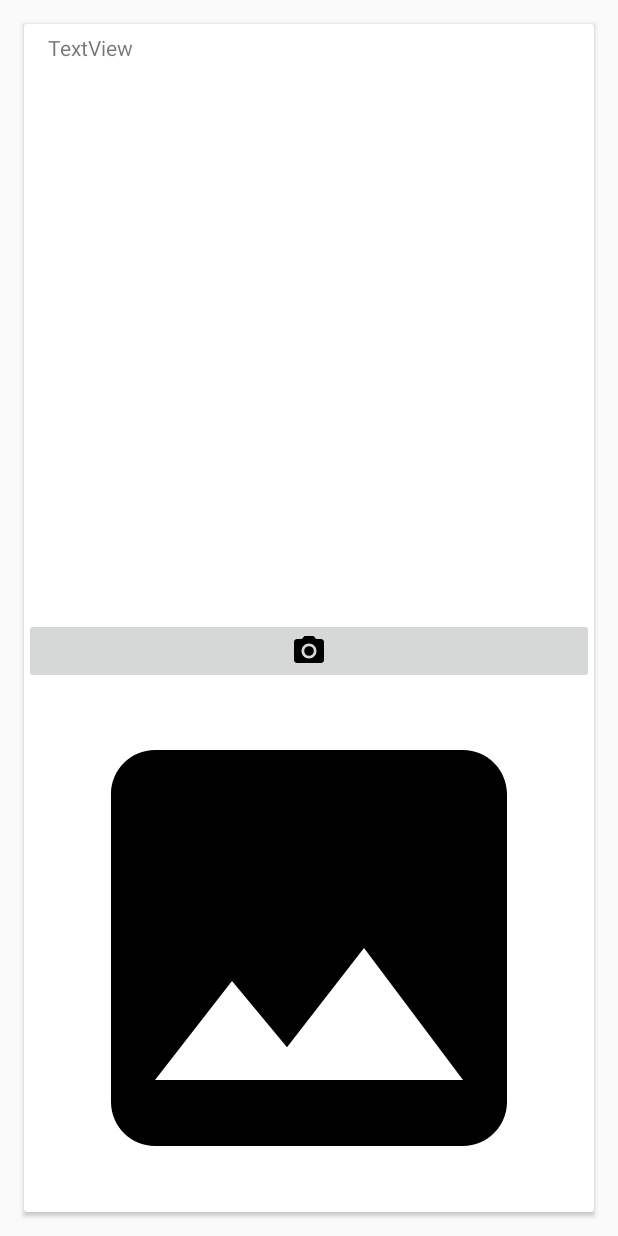
After one commit to min90/MobileSensingProject, an Android app: the layout task_info.xml on its own in the app's theme, with its tools: preview values and no code run, on a phone screen of 412 x 824 dp. The commit adds this screen. Run offline under Robolectric (Android 15) with nearby library versions, the phone set to English and light mode, and no system bars.

Commit message:
Proving task is solved function

```diff
--- a/app/src/main/AndroidManifest.xml
+++ b/app/src/main/AndroidManifest.xml
@@ -5,6 +5,8 @@
     <uses-permission android:name="android.permission.ACCESS_FINE_LOCATION"/>
     <uses-permission android:name="android.permission.ACCESS_COARSE_LOCATION"/>
     <uses-permission android:name="android.permission.INTERNET" />
+    <uses-feature android:name="android.hardware.camera"
+        android:required="true" />
 
     <application
         android:name="mobilesystems.sugarorm.SugarApp"
@@ -25,7 +27,7 @@
         </activity>
 
         <meta-data android:name="DATABASE" android:value="mobile_sensing.db" />
-        <meta-data android:name="VERSION" android:value="3" />
+        <meta-data android:name="VERSION" android:value="4" />
         <meta-data android:name="QUERY_LOG" android:value="true" />
         <meta-data android:name="DOMAIN_PACKAGE_NAME" android:value="mobilesystems.mobilesensing.models" />
         <meta-data
--- /dev/null
+++ b/app/src/main/res/drawable/ic_photo_black_24px.xml
@@ -0,0 +1,9 @@
+<vector xmlns:android="http://schemas.android.com/apk/res/android"
+        android:width="24dp"
+        android:height="24dp"
+        android:viewportWidth="24.0"
+        android:viewportHeight="24.0">
+    <path
+        android:pathData="M21,19V5c0,-1.1 -0.9,-2 -2,-2H5c-1.1,0 -2,0.9 -2,2v14c0,1.1 0.9,2 2,2h14c1.1,0 2,-0.9 2,-2zM8.5,13.5l2.5,3.01L14.5,12l4.5,6H5l3.5,-4.5z"
+        android:fillColor="#000000"/>
+</vector>
--- /dev/null
+++ b/app/src/main/res/drawable/ic_photo_camera_black_24px.xml
@@ -0,0 +1,12 @@
+<vector xmlns:android="http://schemas.android.com/apk/res/android"
+        android:width="24dp"
+        android:height="24dp"
+        android:viewportWidth="24.0"
+        android:viewportHeight="24.0">
+    <path
+        android:pathData="M12,12m-3.2,0a3.2,3.2 0,1 1,6.4 0a3.2,3.2 0,1 1,-6.4 0"
+        android:fillColor="#000000"/>
+    <path
+        android:pathData="M9,2L7.17,4L4,4c-1.1,0 -2,0.9 -2,2v12c0,1.1 0.9,2 2,2h16c1.1,0 2,-0.9 2,-2L22,6c0,-1.1 -0.9,-2 -2,-2h-3.17L15,2L9,2zM12,17c-2.76,0 -5,-2.24 -5,-5s2.24,-5 5,-5 5,2.24 5,5 -2.24,5 -5,5z"
+        android:fillColor="#000000"/>
+</vector>
--- /dev/null
+++ b/app/src/main/res/layout/task_info.xml
@@ -0,0 +1,64 @@
+<?xml version="1.0" encoding="utf-8"?>
+<LinearLayout xmlns:android="http://schemas.android.com/apk/res/android"
+    xmlns:app="http://schemas.android.com/apk/res-auto"
+    android:orientation="vertical" android:layout_width="match_parent"
+    android:layout_height="match_parent">
+
+    <android.support.v7.widget.CardView
+        android:layout_width="match_parent"
+        android:layout_height="match_parent"
+        android:layout_marginLeft="16dp"
+        android:layout_marginRight="16dp"
+        android:layout_marginBottom="16dp"
+        android:layout_marginTop="16dp"
+        android:hapticFeedbackEnabled="true">
+
+        <LinearLayout
+            android:orientation="vertical"
+            android:layout_width="match_parent"
+            android:layout_height="match_parent">
+
+            <LinearLayout
+                android:orientation="vertical"
+                android:layout_width="match_parent"
+                android:layout_height="match_parent"
+                android:layout_weight="1">
+
+                <TextView
+                    android:text="TextView"
+                    android:layout_width="match_parent"
+                    android:layout_height="match_parent"
+                    android:id="@+id/txtTaskDescription"
+                    android:layout_marginLeft="16dp"
+                    android:layout_marginRight="16dp"
+                    android:layout_marginTop="6dp"
+                    android:layout_marginBottom="6dp" />
+            </LinearLayout>
+
+            <LinearLayout
+                android:orientation="vertical"
+                android:layout_width="match_parent"
+                android:layout_height="match_parent"
+                android:layout_weight="1"
+                android:weightSum="1">
+
+                <ImageButton
+                    android:layout_width="match_parent"
+                    android:layout_height="wrap_content"
+                    app:srcCompat="@drawable/ic_photo_camera_black_24px"
+                    android:id="@+id/imgBtnTakePhoto"
+                    style="@android:style/Widget.Material.ImageButton" />
+
+                <ImageView
+                    android:layout_width="match_parent"
+                    android:layout_height="wrap_content"
+                    app:srcCompat="@drawable/ic_photo_black_24px"
+                    android:id="@+id/imgTakenPhoto"
+                    android:layout_weight="1" />
+
+            </LinearLayout>
+
+        </LinearLayout>
+
+    </android.support.v7.widget.CardView>
+</LinearLayout>
--- a/app/src/main/res/values/strings.xml
+++ b/app/src/main/res/values/strings.xml
@@ -20,6 +20,7 @@
     <string name="menu_map">Kort</string>
     <string name="menu_search">Søg</string>
     <string name="menu_update">Opdater opgaver</string>
+    <string name="menu_check_task">Indsend løst opgave</string>
 
     <!-- Toolbar titles when navigation menu item is selected -->
     <string-array name="nav_item_activity_titles">
```
Also changed, not shown: app/src/main/java/mobilesystems/mobilesensing/fragments/ExploreMapFragment.java (+35 -21 lines), app/src/main/java/mobilesystems/mobilesensing/fragments/TaskInfoFragment.java (+70 -3 lines), app/src/main/java/mobilesystems/mobilesensing/models/Task.java (+50 -0 lines), app/src/main/res/drawable/ic_check_white_24px.xml (added, +9 -0 lines), app/src/main/res/menu/task_info_menu.xml (added, +10 -0 lines).
